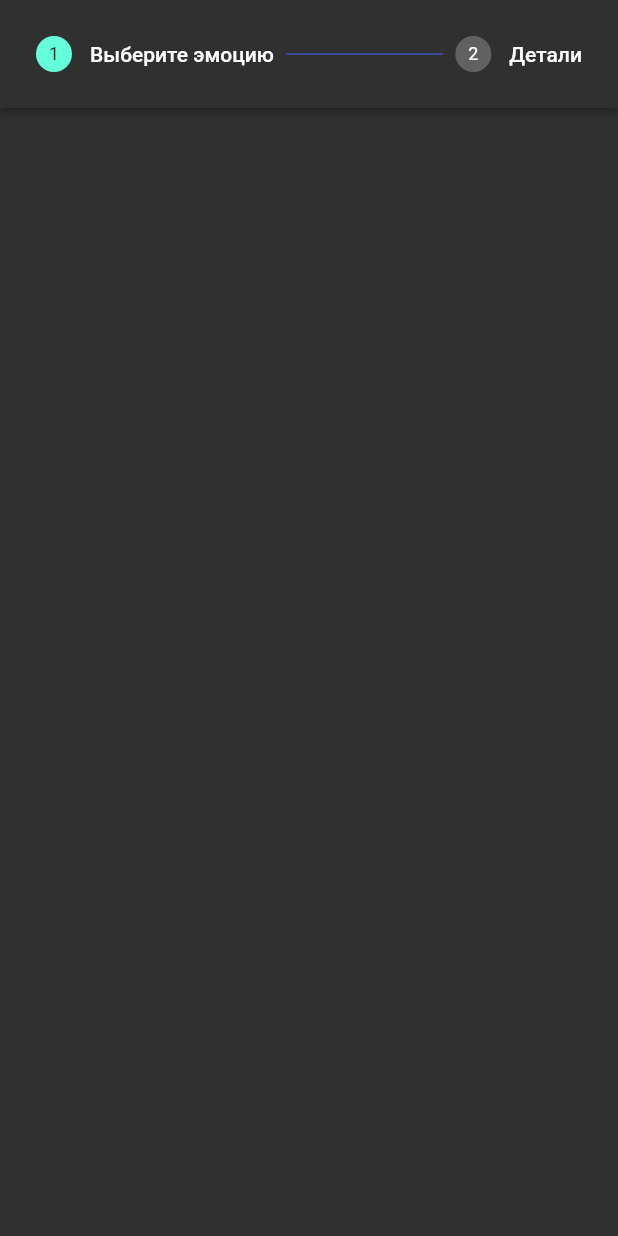
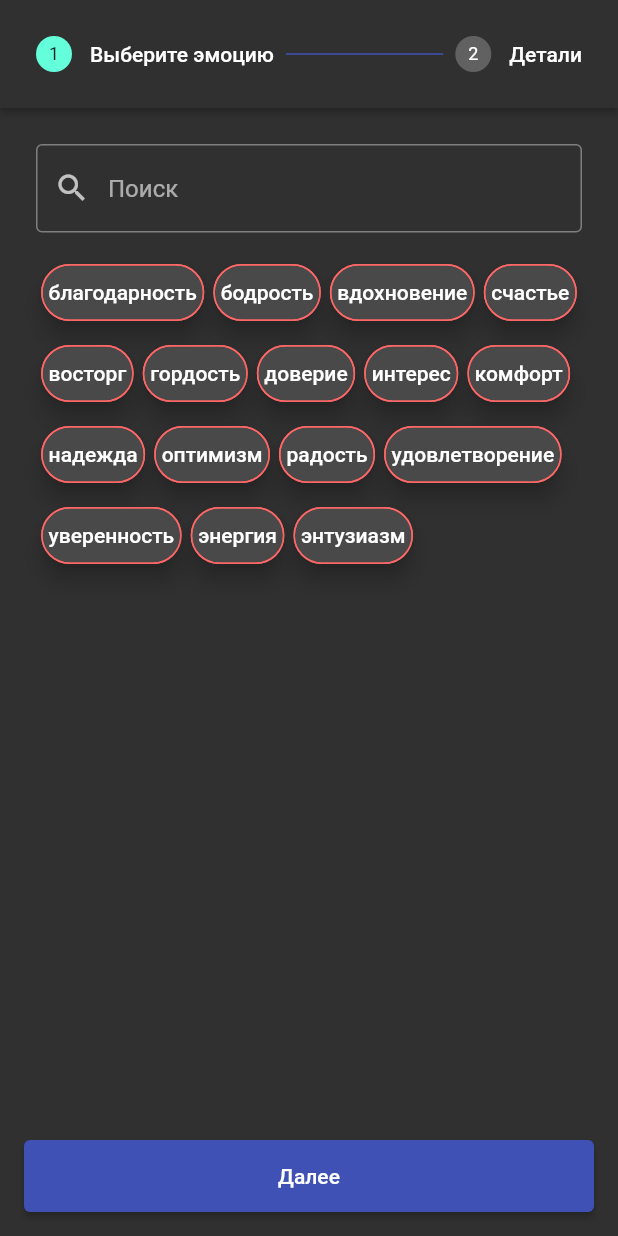
Before and after one commit to YellowShark/help_yourself_app, a Flutter app: the screen it shows after launch, on a phone screen of 412 x 824 dp. Run offline on Flutter 3.47's test engine with Material 2 defaults, Android fonts, the phone set to English and light mode, and no system bars; our stand-ins replace auto_route, bubble, firebase_auth, firebase_core, flutter_mobx, flutter_secure_storage and 3 more; accounts and stored records are empty; generated files the repository leaves out were written again.

Commit message:
Add Emotion implementation

```diff
--- a/lib/common/res/dimens.dart
+++ b/lib/common/res/dimens.dart
@@ -1,15 +1,25 @@
+import 'package:flutter/material.dart';
+
 abstract class Dimens {
   static const zero = 0.0;
 
+  static const padding2 = 2.0;
   static const padding4 = 4.0;
   static const padding8 = 8.0;
   static const padding16 = 16.0;
   static const padding24 = 24.0;
   static const padding32 = 32.0;
   static const padding40 = 40.0;
+  static const padding64 = 40.0;
 
   static const extraLargeFontSize = 40.0;
   static const normalFontSize = 16.0;
 
   static const buttonHeight = 48.0;
 }
+
+extension DimensExt on double {
+  Widget spacer() => SizedBox(
+        height: this,
+      );
+}
--- a/lib/common/res/strings.dart
+++ b/lib/common/res/strings.dart
@@ -10,6 +10,10 @@ class AddEmotionStrings {
   String title() => Intl.message('Новое событие');
   String chooseEmotion() => Intl.message('Выберите эмоцию');
   String details() => Intl.message('Детали');
+  String search() => Intl.message('Поиск');
+  String next() => Intl.message('Далее');
+  String prev() => Intl.message('Назад');
+  String save() => Intl.message('Сохранить');
 }
 
 class HomeScreenStrings {
--- /dev/null
+++ b/lib/domain/entities/emotion/emotion.dart
@@ -0,0 +1,58 @@
+enum Emotion {
+  gratitude,
+  cheerfulness,
+  inspiration,
+  happiness,
+  delight,
+  pride,
+  confidence,
+  interest,
+  comfort,
+  hope,
+  optimism,
+  joy,
+  satisfaction,
+  sureness,
+  energy,
+  enthusiasm,
+  // TODO add negative emotions.
+}
+
+extension EmotionExt on Emotion {
+  String get ruWord {
+    switch(this) {
+      case Emotion.gratitude:
+        return 'благодарность';
+      case Emotion.cheerfulness:
+        return 'бодрость';
+      case Emotion.inspiration:
+        return 'вдохновение';
+      case Emotion.happiness:
+        return 'счастье';
+      case Emotion.delight:
+        return 'восторг';
+      case Emotion.pride:
+        return 'гордость';
+      case Emotion.confidence:
+        return 'доверие';
+      case Emotion.interest:
+        return 'интерес';
+      case Emotion.comfort:
+        return 'комфорт';
+      case Emotion.hope:
+        return 'надежда';
+      case Emotion.optimism:
+        return 'оптимизм';
+      case Emotion.joy:
+        return 'радость';
+      case Emotion.satisfaction:
+        return 'удовлетворение';
+      case Emotion.sureness:
+        return 'уверенность';
+      case Emotion.energy:
+        return 'энергия';
+      case Emotion.enthusiasm:
+        return 'энтузиазм';
+    }
+  }
+}
--- a/lib/main.dart
+++ b/lib/main.dart
@@ -1,4 +1,5 @@
 import 'package:flutter/material.dart';
+import 'package:help_yourself_app/common/res/dimens.dart';
 
 import 'common/routes/router.dart';
 import 'di/config/injection.dart';
@@ -20,6 +21,11 @@ class MyApp extends StatelessWidget {
       theme: ThemeData(
         primarySwatch: Colors.indigo,
         brightness: Brightness.dark,
+        elevatedButtonTheme: ElevatedButtonThemeData(
+          style: ElevatedButton.styleFrom(
+            minimumSize: const Size.fromHeight(Dimens.buttonHeight),
+          )
+        )
       ),
       routerDelegate: _appRouter.delegate(),
       routeInformationParser: _appRouter.defaultRouteParser(),
--- a/lib/ui/screens/main/emotions/add/steps/choose_emotion_page.dart
+++ b/lib/ui/screens/main/emotions/add/steps/choose_emotion_page.dart
@@ -0,0 +1,52 @@
+import 'package:flutter/material.dart';
+import 'package:help_yourself_app/common/res/dimens.dart';
+import 'package:help_yourself_app/common/res/strings.dart';
+import 'package:help_yourself_app/domain/entities/emotion/emotion.dart';
+import 'package:help_yourself_app/ui/widgets/app_text_field.dart';
+import 'package:help_yourself_app/ui/widgets/emotion_chip.dart';
+
+class ChooseEmotionPage extends StatelessWidget {
+  final List<Emotion> emotions;
+  final List<Emotion> selectedEmotions;
+  final void Function(Emotion emotion) onEmotionSelected;
+  final void Function(String text) onSearch;
+
+  const ChooseEmotionPage({
+    Key? key,
+    required this.emotions,
+    required this.selectedEmotions,
+    required this.onEmotionSelected,
+    required this.onSearch,
+  }) : super(key: key);
+
+  double get _spacing => 6.0;
+
+  @override
+  Widget build(BuildContext context) => Column(
+        children: [
+          _search,
+          Dimens.padding16.spacer(),
+          _chipList,
+        ],
+      );
+
+  Widget get _search => AppTextField(
+        hint: Strings.addEmotion.search(),
+        onChanged: onSearch,
+        prefixIcon: Icons.search,
+      );
+
+  Widget get _chipList => Wrap(
+        spacing: _spacing,
+        runSpacing: _spacing,
+        children: emotions
+            .map(
+              (e) => EmotionChip(
+                emotion: e,
+                onClick: onEmotionSelected,
+                selected: selectedEmotions.contains(e),
+              ),
+            )
+            .toList(),
+      );
+}
--- /dev/null
+++ b/lib/ui/widgets/app_text_field.dart
@@ -0,0 +1,26 @@
+import 'package:flutter/material.dart';
+
+class AppTextField extends StatelessWidget {
+  final String hint;
+  final IconData? prefixIcon;
+  final void Function(String text)? onChanged;
+
+  const AppTextField({
+    Key? key,
+    this.hint = '',
+    this.prefixIcon,
+    this.onChanged,
+  }) : super(key: key);
+
+  @override
+  Widget build(BuildContext context) {
+    return TextField(
+      decoration: InputDecoration(
+        prefixIcon: prefixIcon == null ? null : Icon(prefixIcon),
+        border: const OutlineInputBorder(),
+        hintText: hint,
+      ),
+      onChanged: onChanged,
+    );
+  }
+}
--- a/lib/ui/widgets/app_wizard.dart
+++ b/lib/ui/widgets/app_wizard.dart
@@ -6,6 +6,7 @@ class AppWizard extends StatefulWidget {
   final Map<String, Widget> steps;
   final Widget Function(BuildContext context, ControlsDetails controls)? controlsBuilder;
   final bool showControls;
+  final int? currentStep;
 
   const AppWizard({
     Key? key,
@@ -13,6 +14,7 @@ class AppWizard extends StatefulWidget {
     required this.steps,
     this.showControls = true,
     this.controlsBuilder,
+    this.currentStep,
   }) : super(key: key);
 
   @override
@@ -20,7 +22,23 @@ class AppWizard extends StatefulWidget {
 }
 
 class _AppWizardState extends State<AppWizard> {
-  var _currentStep = 0;
+  late var _currentStep = widget.currentStep ?? 0;
+
+  @override
+  void initState() {
+    super.initState();
+    _initStep();
+  }
+
+  @override
+  void didUpdateWidget(covariant AppWizard oldWidget) {
+    if (widget.currentStep != oldWidget.currentStep && widget.currentStep != null) {
+      setState(() {
+        _currentStep = widget.currentStep!;
+      });
+    }
+    super.didUpdateWidget(oldWidget);
+  }
 
   @override
   Widget build(BuildContext context) {
@@ -30,7 +48,6 @@ class _AppWizardState extends State<AppWizard> {
       currentStep: _currentStep,
       onStepContinue: () => setState(() => _isLastStep() ? widget.onComplete() : _currentStep++),
       onStepCancel: () => !_isFirstStep() ? setState(() => _currentStep--) : null,
-      onStepTapped: (step) => setState(() => _currentStep = step),
       controlsBuilder: widget.showControls ? widget.controlsBuilder : (_, __) => Container(),
     );
   }
@@ -49,4 +66,12 @@ class _AppWizardState extends State<AppWizard> {
   bool _isLastStep() => _currentStep == (_steps.length - 1);
 
   bool _isFirstStep() => _currentStep == 0;
+
+  void _initStep() {
+    WidgetsBinding.instance.addPostFrameCallback((timeStamp) {
+      setState(() {
+        _currentStep = widget.currentStep ?? 0;
+      });
+    });
+  }
 }
--- /dev/null
+++ b/lib/ui/widgets/emotion_chip.dart
@@ -0,0 +1,46 @@
+import 'package:flutter/material.dart';
+import 'package:help_yourself_app/common/res/dimens.dart';
+import 'package:help_yourself_app/domain/entities/emotion/emotion.dart';
+
+class EmotionChip extends StatelessWidget {
+  final Emotion emotion;
+  final bool selected;
+  final void Function(Emotion emotion) onClick;
+
+  const EmotionChip({
+    Key? key,
+    required this.emotion,
+    required this.selected,
+    required this.onClick,
+  }) : super(key: key);
+
+  EdgeInsetsGeometry get _labelPadding => const EdgeInsets.symmetric(
+        horizontal: Dimens.padding4,
+        vertical: Dimens.padding2,
+      );
+
+  double get _elevation => 6;
+
+  Color get _bgColor => const Color(0xFFff6666);
+
+  Color? get _shadowColor => Colors.grey[60];
+
+  @override
+  Widget build(BuildContext context) {
+    return GestureDetector(
+      onTap: () => onClick(emotion),
+      child: Chip(
+        padding: EdgeInsets.zero,
+        labelPadding: _labelPadding,
+        label: Text(
+          emotion.ruWord,
+          style: const TextStyle(color: Colors.white),
+        ),
+        backgroundColor: selected ? _bgColor : null,
+        side: BorderSide(color: _bgColor),
+        elevation: _elevation,
+        shadowColor: _shadowColor,
+      ),
+    );
+  }
+}
--- a/pubspec.yaml
+++ b/pubspec.yaml
@@ -3,7 +3,7 @@ description: Mobile application for self-psychotherapy.
 publish_to: 'none'
 
 environment:
-  sdk: ">=2.16.1 <3.0.0"
+  sdk: ">=2.17.0 <3.0.0"
 
 dependencies:
   flutter:
```
Also changed, not shown: lib/domain/entities/emotion/emotion_note.dart (added, +15 -0 lines), lib/ui/base/base_page.dart (+6 -4 lines), lib/ui/screens/main/emotions/add/add_emotion_page.dart (+49 -7 lines), lib/ui/screens/main/emotions/add/add_emotion_store.dart (+49 -0 lines), lib/ui/screens/main/emotions/add/add_emotion_store.g.dart, 1 other file.
